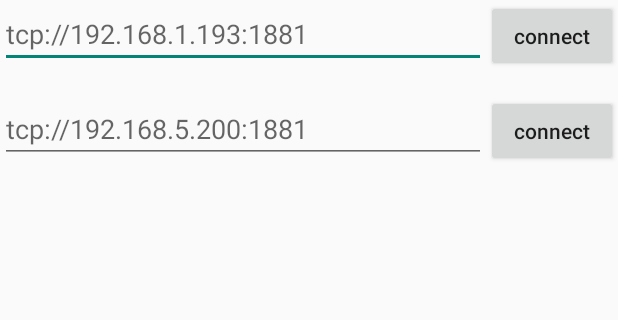
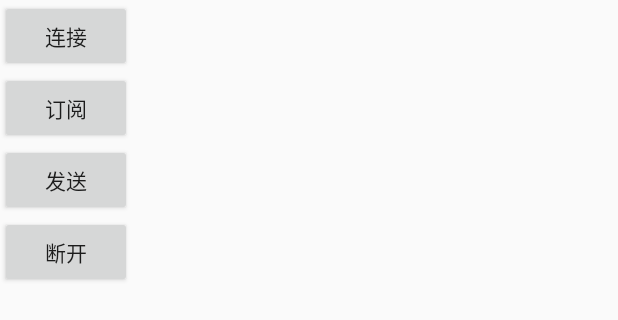
Before and after one commit to liujson/mqtt-client-ui, an Android app: the layout activity_test.xml on its own in the app's theme, with its tools: preview values and no code run, on a phone screen of 412 x 824 dp. Shown: the top 320 px of the screen. Run offline under Robolectric (Android 15) with nearby library versions, the phone set to English and light mode, and no system bars.

```diff
--- a/app/build.gradle
+++ b/app/build.gradle
@@ -113,4 +113,6 @@ dependencies {
 
     //https://github.com/iqiyi/xCrash/blob/master/README.zh-CN.md
     implementation 'com.iqiyi.xcrash:xcrash-android-lib:3.0.0'
+
+
 }
--- a/app/src/main/java/cn/liujson/client/ui/viewmodel/ConnectionProfilesViewModel.java
+++ b/app/src/main/java/cn/liujson/client/ui/viewmodel/ConnectionProfilesViewModel.java
@@ -1,5 +1,4 @@
 package cn.liujson.client.ui.viewmodel;
-
 
 
 import androidx.databinding.ObservableArrayList;
--- a/app/src/main/res/layout/activity_profile_editor.xml
+++ b/app/src/main/res/layout/activity_profile_editor.xml
@@ -187,6 +187,7 @@
                         android:inputType="textPassword"
                         android:text="@={vm.fieldPassword}" />
                 </LinearLayout>
+
 
                 <View
                     android:id="@+id/line01"
--- a/app/src/main/res/layout/activity_test.xml
+++ b/app/src/main/res/layout/activity_test.xml
@@ -5,45 +5,30 @@
     android:layout_width="match_parent"
     android:layout_height="match_parent"
     android:orientation="vertical"
-    tools:context=".ui.DemoActivity">
+    tools:context=".ui.SSLDemoActivity">
 
-    <LinearLayout
-        android:layout_width="match_parent"
-        android:layout_height="wrap_content">
+    <Button
+        android:id="@+id/btn_1"
+        android:layout_width="wrap_content"
+        android:layout_height="wrap_content"
+        android:text="连接" />
 
-        <EditText
-            android:id="@+id/ed_address_client_1"
-            android:layout_width="0dp"
-            android:layout_height="wrap_content"
-            android:layout_weight="1"
-            android:hint="tcp://192.168.1.193:1881" />
+    <Button
+        android:id="@+id/btn_2"
+        android:layout_width="wrap_content"
+        android:layout_height="wrap_content"
+        android:text="订阅" />
 
-        <Button
-            android:id="@+id/btn_connect_client_1"
-            android:layout_width="wrap_content"
-            android:layout_height="wrap_content"
-            android:text="connect"
-            android:textAllCaps="false" />
-    </LinearLayout>
+    <Button
+        android:id="@+id/btn_3"
+        android:layout_width="wrap_content"
+        android:layout_height="wrap_content"
+        android:text="发送" />
 
-    <LinearLayout
-        android:layout_width="match_parent"
+    <Button
+        android:id="@+id/btn_4"
+        android:layout_width="wrap_content"
         android:layout_height="wrap_content"
-        android:layout_marginTop="15dp">
-
-        <EditText
-            android:id="@+id/ed_address_client_2"
-            android:layout_width="0dp"
-            android:layout_height="wrap_content"
-            android:layout_weight="1"
-            android:hint="tcp://192.168.5.200:1881" />
-
-        <Button
-            android:id="@+id/btn_connect_client_2"
-            android:layout_width="wrap_content"
-            android:layout_height="wrap_content"
-            android:text="connect"
-            android:textAllCaps="false" />
-    </LinearLayout>
+        android:text="断开" />
 
 </LinearLayout>
--- a/libmqtt/src/main/java/cn/liujson/lib/mqtt/util/MqttUtils.java
+++ b/libmqtt/src/main/java/cn/liujson/lib/mqtt/util/MqttUtils.java
@@ -142,6 +142,11 @@ public class MqttUtils {
         }
         options.setCleanSession(params.isCleanSession());
         options.setMqttVersion(params.getMqttVersion());
+
+        //ssl
+        options.setSocketFactory(params.getSocketFactory());
+        options.setSSLProperties(params.getSslClientProps());
+        options.setSSLHostnameVerifier(params.getSslHostnameVerifier());
         return options;
     }
 }
```
Also changed, not shown: app/src/main/AndroidManifest.xml (+9 -5 lines), app/src/main/java/cn/liujson/client/ui/DemoActivity.java (deleted, +0 -82 lines), app/src/main/java/cn/liujson/client/ui/SSLDemoActivity.java (added, +223 -0 lines), libmqtt/src/main/java/cn/liujson/lib/mqtt/api/ConnectionParams.java (+40 -2 lines).
